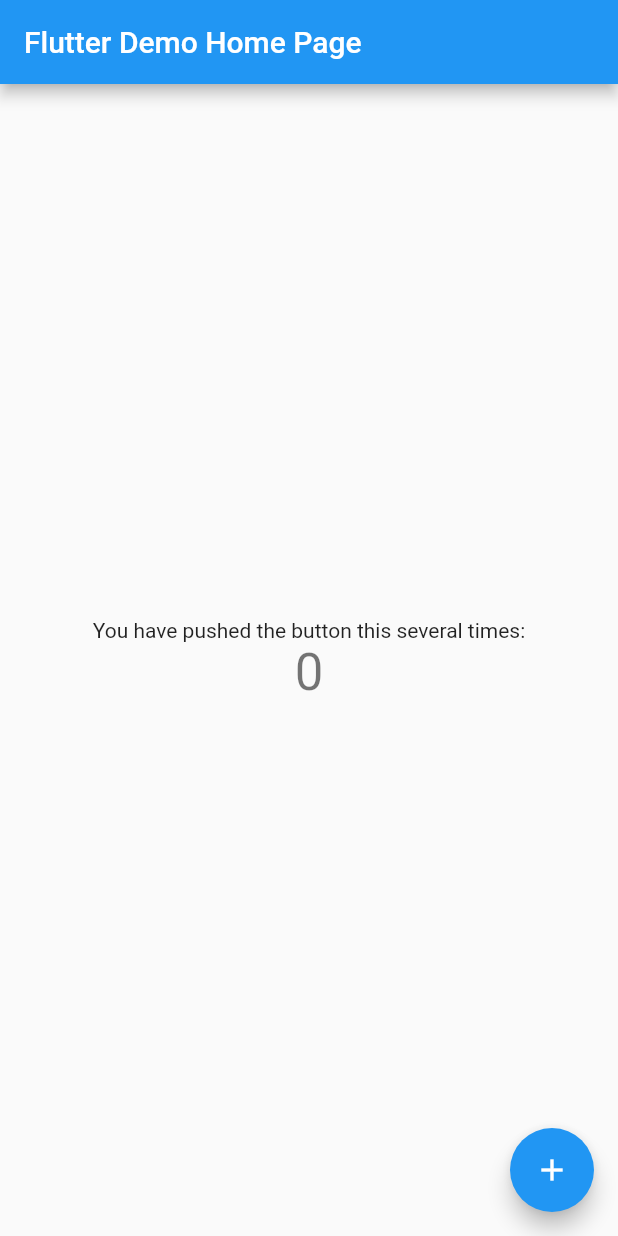
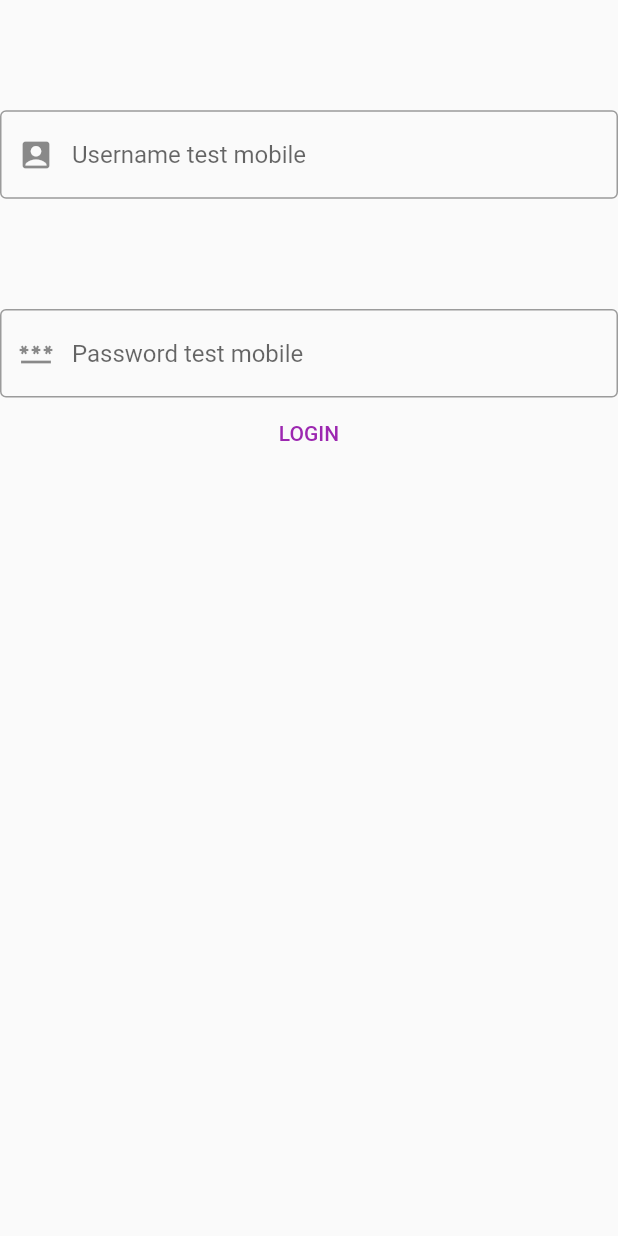
Before and after one commit to EBYSAJU/Room-finder, a Flutter app: the screen it shows after launch, on a phone screen of 412 x 824 dp. Run offline on Flutter 3.47's test engine with Material 2 defaults, Android fonts, the phone set to English and light mode, and no system bars; our stand-ins replace firebase_auth, firebase_core; accounts and stored records are empty.

Commit message:
tested a login with firebase signin method

```diff
--- /dev/null
+++ b/lib/login.dart
@@ -0,0 +1,167 @@
+import 'package:flutter/material.dart';
+import 'package:firebase_auth/firebase_auth.dart';
+
+class LoginPage extends StatefulWidget{
+  const LoginPage({Key? key}) : super(key: key);
+
+  @override
+  _LoginState createState() => new _LoginState();
+
+}
+
+class _LoginState extends State<LoginPage>{
+   late String _email,_password;
+   void signin() async {
+     try {
+       final credential = await FirebaseAuth.instance.signInWithEmailAndPassword(
+           email: _email,
+           password: _password
+       );
+       if(credential!=null){
+       // print("hello");
+         Navigator.pushNamedAndRemoveUntil(
+             context, '/home', ModalRoute.withName('/home'));
+
+       }
+
+     } on FirebaseAuthException catch (e) {
+       if (e.code == 'user-not-found') {
+         print('No user found for that email.');
+       } else if (e.code == 'wrong-password') {
+         print('Wrong password provided for that user.');
+       }
+     }
+   }
+
+  @override
+  Widget build(BuildContext context) {
+  return Scaffold(
+    body: LayoutBuilder(
+      builder: (BuildContext context, BoxConstraints constraints)
+      {
+        if(constraints.maxWidth>600){
+          return Column(
+
+            children: [
+              Container(
+
+                child: TextField(
+                  decoration: InputDecoration(
+                    border: OutlineInputBorder(),
+                    hintText: 'Username ',
+                    prefixIcon: Icon(Icons.account_box),
+                  ),
+                  onChanged: (input){
+                    _email=input;
+                  }
+
+                ),
+
+              ),
+              Container(
+                child: TextField(
+                  decoration: InputDecoration(
+                    border: OutlineInputBorder(),
+                    hintText: 'Password ',
+                    prefixIcon: Icon(Icons.password),
+                  ),
+                  obscureText: true,
+
+                  onChanged: (input)=>_password=input,
+                ),
+
+              ),
+              Container(
+                  child: TextButton(
+               child: Text('LOGIN'),
+            style: ButtonStyle(
+              foregroundColor: MaterialStateProperty.all<Color>(Colors.purple),
+              overlayColor: MaterialStateProperty.resolveWith<Color?>(
+                    (Set<MaterialState> states) {
+                  if (states.contains(MaterialState.hovered))
+                    return Colors.blue.withOpacity(0.20);
+                  if (states.contains(MaterialState.focused) ||
+                      states.contains(MaterialState.pressed))
+                    return Colors.blue.withOpacity(0.60);
+                  return null; // Defer to the widget's default.
+                },
+              ),
+            ),
+      onPressed: ()  {
+          signin();
+
+      }),
+      ),
+
+            ],
+          );
+        }
+        else{
+          return Center(
+            child: Column(
+              children: [
+                 Container(
+                    height: constraints.maxHeight * 0.25,
+                    alignment: Alignment.center,
+                    child: TextField(
+                      decoration: InputDecoration(
+                        border: OutlineInputBorder(),
+                        hintText: 'Username test mobile ',
+                        prefixIcon: Icon(Icons.account_box),
+                      ),
+                    ),
+
+                  ),
+                Container(
+                  child: TextField(
+                    decoration: InputDecoration(
+                      border: OutlineInputBorder(),
+                      hintText: 'Password test mobile',
+                      prefixIcon: Icon(Icons.password),
+                    ),
+                  ),
+
+
+                ),
+                Container(
+                  child: TextButton(
+                      child: Text('LOGIN'),
+                      style: ButtonStyle(
+                        foregroundColor: MaterialStateProperty.all<Color>(Colors.purple),
+                        overlayColor: MaterialStateProperty.resolveWith<Color?>(
+                              (Set<MaterialState> states) {
+                            if (states.contains(MaterialState.hovered))
+                              return Colors.blue.withOpacity(0.20);
+                            if (states.contains(MaterialState.focused) ||
+                                states.contains(MaterialState.pressed))
+                              return Colors.blue.withOpacity(0.60);
+                            return null; // Defer to the widget's default.
+                          },
+                        ),
+                      ),
+                      onPressed: () {
+
+                      }),
+                ),
+
+
+
+
+              ],
+
+            ),
+
+          );
+
+        }
+
+      },
+
+    ),
+
+  );
+
+  }
+
+
+}
--- a/lib/main.dart
+++ b/lib/main.dart
@@ -1,6 +1,15 @@
+import 'package:firebase_core/firebase_core.dart';
 import 'package:flutter/material.dart';
+import 'package:myapp/login.dart';
+import 'package:myapp/userprofile.dart';
+import 'firebase_options.dart';
 
-void main() {
+void main() async {
+
+  WidgetsFlutterBinding.ensureInitialized();
+  await Firebase.initializeApp(
+    options: DefaultFirebaseOptions.currentPlatform,
+  );
   runApp(const MyApp());
 }
 
@@ -11,7 +20,11 @@
   @override
   Widget build(BuildContext context) {
     return MaterialApp(
+      debugShowCheckedModeBanner: false,
       title: 'Flutter Demo',
+      routes: {
+        '/home': (context) =>UserProfile(),
+      },
       theme: ThemeData(
         // This is the theme of your application.
         //
@@ -24,7 +37,7 @@
         // is not restarted.
         primarySwatch: Colors.blue,
       ),
-      home: const MyHomePage(title: 'Flutter Demo Home Page'),
+      home: LoginPage(),
     );
   }
 }
--- a/pubspec.yaml
+++ b/pubspec.yaml
@@ -34,6 +34,10 @@
   # The following adds the Cupertino Icons font to your application.
   # Use with the CupertinoIcons class for iOS style icons.
   cupertino_icons: ^1.0.2
+  firebase_auth: ^3.6.2
+  cloud_firestore: ^3.4.3
+  firebase_core: ^1.20.0
+  email_validator: ^2.1.17
 
 dev_dependencies:
   flutter_test:
```
Also changed, not shown: lib/userprofile.dart (added, +13 -0 lines), lib/firebase_options.dart (added), pubspec.lock, 9 other files.
